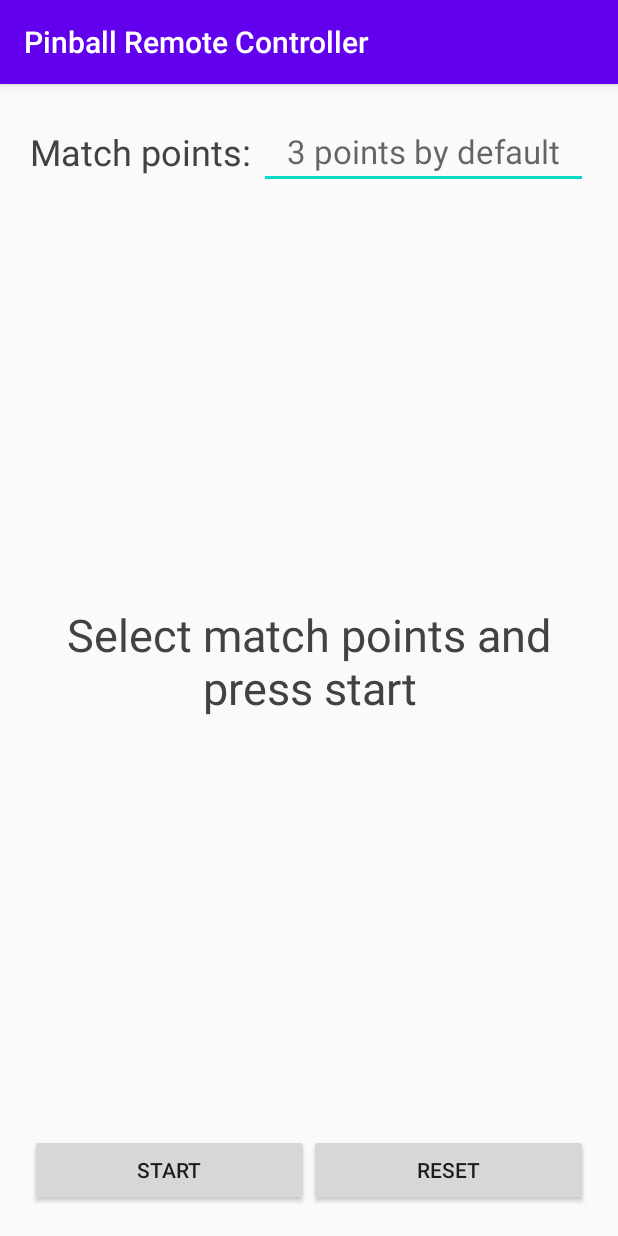
After one commit to FRYoussef/pinball-1vs1, an Android app: the RemoteControllerActivity screen opened directly, with no data from a screen before it, on a phone screen of 412 x 824 dp. The commit adds this screen. Run offline under Robolectric (Android 15) with nearby library versions, the phone set to English and light mode, and no system bars.

Commit message:
Added controller view

```diff
--- a/PinballRemoteController/app/src/main/AndroidManifest.xml
+++ b/PinballRemoteController/app/src/main/AndroidManifest.xml
@@ -4,6 +4,7 @@
 
     <uses-permission android:name="android.permission.BLUETOOTH" />
     <uses-permission android:name="android.permission.ACCESS_COARSE_LOCATION" />
+
     <application
         android:allowBackup="true"
         android:icon="@mipmap/ic_launcher"
@@ -11,6 +12,7 @@
         android:roundIcon="@mipmap/ic_launcher_round"
         android:supportsRtl="true"
         android:theme="@style/AppTheme">
+        <activity android:name=".RemoteControllerActivity"></activity>
         <activity android:name=".MainActivity">
             <intent-filter>
                 <action android:name="android.intent.action.MAIN" />
--- a/PinballRemoteController/app/src/main/java/com/example/pinballremotecontroller/MainActivity.java
+++ b/PinballRemoteController/app/src/main/java/com/example/pinballremotecontroller/MainActivity.java
@@ -13,7 +13,6 @@ import android.util.Log;
 import android.view.View;
 import android.widget.RelativeLayout;
 import android.widget.TextView;
-import android.widget.Toast;
 
 import com.example.pinballremotecontroller.bluetoothList.BluetoothItem;
 import com.example.pinballremotecontroller.bluetoothList.MyBluetoothAdapter;
@@ -108,7 +107,8 @@ public class MainActivity extends AppCompatActivity {
     }
 
     public void onClickItem(BluetoothDevice device){
-        //TODO load next screen
-        Toast.makeText(this, device.getName(), Toast.LENGTH_LONG).show();
+        Intent intent = new Intent(getApplicationContext(), RemoteControllerActivity.class);
+        intent.putExtra("mac", device.getAddress());
+        startActivity(intent);
     }
 }
--- /dev/null
+++ b/PinballRemoteController/app/src/main/java/com/example/pinballremotecontroller/RemoteControllerActivity.java
@@ -0,0 +1,56 @@
+package com.example.pinballremotecontroller;
+
+import androidx.appcompat.app.AppCompatActivity;
+import androidx.constraintlayout.widget.ConstraintLayout;
+
+import android.os.Bundle;
+import android.util.Log;
+import android.view.View;
+import android.widget.Button;
+import android.widget.EditText;
+import android.widget.TextView;
+
+public class RemoteControllerActivity extends AppCompatActivity {
+
+    private TextView tvError;
+    private ConstraintLayout clView;
+    private EditText etPoints;
+    private TextView tvScoreboard;
+    private Button bStart;
+    private Button bReset;
+
+
+    @Override
+    protected void onCreate(Bundle savedInstanceState) {
+        super.onCreate(savedInstanceState);
+        setContentView(R.layout.activity_remote_controller);
+
+        tvError = findViewById(R.id.tvError);
+        clView = findViewById(R.id.clView);
+        etPoints = findViewById(R.id.etPoints);
+        tvScoreboard = findViewById(R.id.tvScoreboard);
+        bStart = findViewById(R.id.bStart);
+        bReset = findViewById(R.id.bReset);
+
+        // attach events
+        bStart.setOnClickListener(new View.OnClickListener() {
+            @Override
+            public void onClick(View v) { onClickStart(v); }
+        });
+        bReset.setOnClickListener(new View.OnClickListener() {
+            @Override
+            public void onClick(View v) { onClickReset(v); }
+        });
+
+        String mac = getIntent().getStringExtra("mac");
+    }
+
+
+    void onClickStart(View v){
+
+    }
+
+    void onClickReset(View v){
+
+    }
+}
--- /dev/null
+++ b/PinballRemoteController/app/src/main/res/layout/activity_remote_controller.xml
@@ -0,0 +1,96 @@
+<?xml version="1.0" encoding="utf-8"?>
+<LinearLayout
+    xmlns:android="http://schemas.android.com/apk/res/android"
+    xmlns:app="http://schemas.android.com/apk/res-auto"
+    xmlns:tools="http://schemas.android.com/tools"
+    android:layout_width="match_parent"
+    android:layout_height="match_parent"
+    tools:context=".RemoteControllerActivity"
+    android:layout_weight="1"
+    android:orientation="vertical">
+
+    <TextView
+        android:id="@+id/tvError"
+        android:layout_width="match_parent"
+        android:layout_height="0dp"
+        android:layout_weight="1"
+        android:visibility="gone"
+        android:padding="20dp"
+        android:textSize="35sp"
+        android:textAlignment="center"
+        android:gravity="center"/>
+
+    <androidx.constraintlayout.widget.ConstraintLayout
+        android:id="@+id/clView"
+        android:layout_width="match_parent"
+        android:layout_height="0dp"
+        android:layout_weight="1"
+        android:padding="20dp">
+
+        <TextView
+            android:id="@+id/textView"
+            android:layout_width="wrap_content"
+            android:layout_height="wrap_content"
+            android:text="@string/match_points"
+            android:textColor="@color/black"
+            android:textSize="24sp"
+            app:layout_constraintBottom_toBottomOf="@+id/etPoints"
+            app:layout_constraintEnd_toStartOf="@+id/etPoints"
+            app:layout_constraintHorizontal_bias="0.5"
+            app:layout_constraintStart_toStartOf="parent"
+            app:layout_constraintTop_toTopOf="parent" />
+
+        <EditText
+            android:id="@+id/etPoints"
+            android:layout_width="0dp"
+            android:layout_height="wrap_content"
+            android:layout_marginStart="5dp"
+            android:hint="@string/default_points"
+            android:inputType="number"
+            android:textAlignment="center"
+            android:textColor="@color/black"
+            android:textSize="22sp"
+            app:layout_constraintBottom_toTopOf="@+id/tvScoreboard"
+            app:layout_constraintEnd_toEndOf="parent"
+            app:layout_constraintHorizontal_bias="0.5"
+            app:layout_constraintStart_toEndOf="@+id/textView"
+            app:layout_constraintTop_toTopOf="parent" />
+
+        <TextView
+            android:id="@+id/tvScoreboard"
+            android:layout_width="wrap_content"
+            android:layout_height="0dp"
+            android:layout_marginTop="30dp"
+            android:layout_marginBottom="30dp"
+            android:gravity="center"
+            android:text="@string/default_scoreboard"
+            android:textColor="@color/black"
+            android:textSize="30sp"
+            app:layout_constraintBottom_toTopOf="@+id/bStart"
+            app:layout_constraintEnd_toEndOf="parent"
+            app:layout_constraintStart_toStartOf="parent"
+            app:layout_constraintTop_toBottomOf="@+id/etPoints" />
+
+        <Button
+            android:id="@+id/bStart"
+            android:layout_width="0dp"
+            android:layout_height="wrap_content"
+            android:text="@string/start"
+            app:layout_constraintBottom_toBottomOf="parent"
+            app:layout_constraintEnd_toStartOf="@+id/bReset"
+            app:layout_constraintHorizontal_bias="0.5"
+            app:layout_constraintStart_toStartOf="parent" />
+
+        <Button
+            android:id="@+id/bReset"
+            android:layout_width="0dp"
+            android:layout_height="wrap_content"
+            android:text="@string/reset"
+            app:layout_constraintBottom_toBottomOf="parent"
+            app:layout_constraintEnd_toEndOf="parent"
+            app:layout_constraintHorizontal_bias="0.5"
+            app:layout_constraintStart_toEndOf="@+id/bStart" />
+
+    </androidx.constraintlayout.widget.ConstraintLayout>
+
+</LinearLayout>
--- a/PinballRemoteController/app/src/main/res/values/colors.xml
+++ b/PinballRemoteController/app/src/main/res/values/colors.xml
@@ -3,4 +3,5 @@
     <color name="colorPrimary">#6200EE</color>
     <color name="colorPrimaryDark">#3700B3</color>
     <color name="colorAccent">#03DAC5</color>
+    <color name="black">#424242</color>
 </resources>
--- a/PinballRemoteController/app/src/main/res/values/strings.xml
+++ b/PinballRemoteController/app/src/main/res/values/strings.xml
@@ -4,4 +4,9 @@
     <string name="bluetooth_title">Please, select a paired device:</string>
     <string name="bluetooth_denied">Bluetooth activation denied, please, relaunch the app and allow Bluetooth to be activated.</string>
     <string name="no_paired_devices">There are no paired device, first pair the Bluetooth device on your mobile settings and then relaunch the app.</string>
+    <string name="match_points">Match points:</string>
+    <string name="default_points">3 points by default</string>
+    <string name="default_scoreboard">Select match points and press start</string>
+    <string name="start">Start</string>
+    <string name="reset">Reset</string>
 </resources>
```
